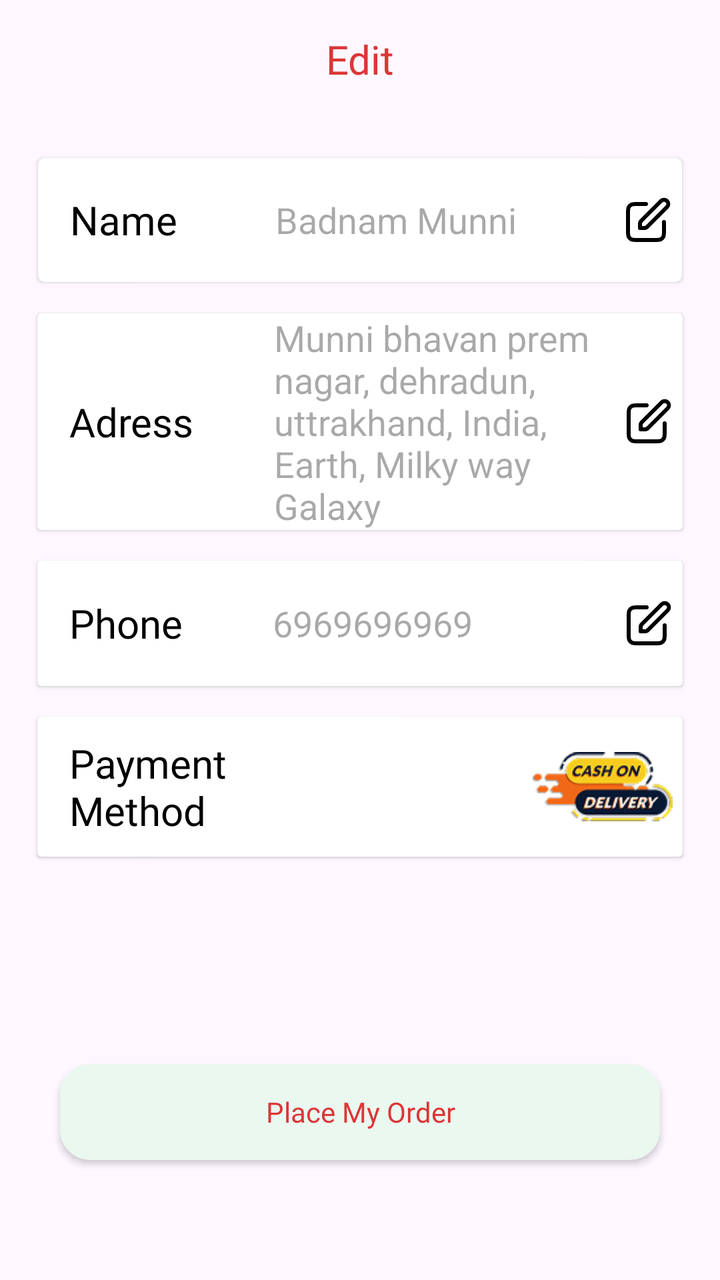
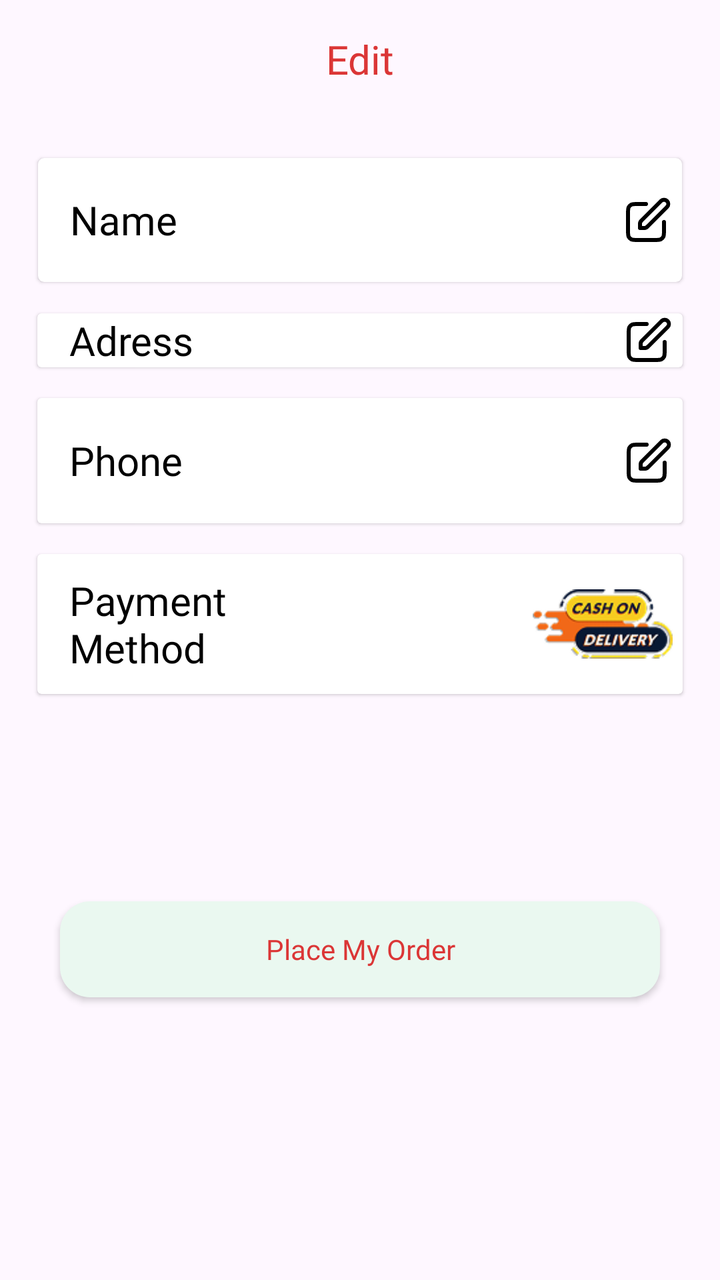

Two renders of the same Android screen: before a commit and after it. Below are the layout's source before the change and the commit's diff.
<!-- AndroidManifest.xml: application theme Theme.NukkadEats -->
<!-- res/layout/activity_cart_proceed.xml -->
<?xml version="1.0" encoding="utf-8"?>
<androidx.constraintlayout.widget.ConstraintLayout xmlns:android="http://schemas.android.com/apk/res/android"
    xmlns:app="http://schemas.android.com/apk/res-auto"
    xmlns:tools="http://schemas.android.com/tools"
    android:id="@+id/main"
    android:layout_width="match_parent"
    android:layout_height="match_parent"
    tools:context=".CartProceed">

    <TextView
        android:id="@+id/textView18"
        android:layout_width="wrap_content"
        android:layout_height="wrap_content"
        android:layout_gravity="center"
        android:layout_marginTop="16dp"
        android:fontFamily="@font/yeon_sung"
        android:text="Edit"
        android:textColor="@color/reddish"
        android:textSize="20dp"
        app:layout_constraintEnd_toEndOf="parent"
        app:layout_constraintStart_toStartOf="parent"
        app:layout_constraintTop_toTopOf="parent" />

    <LinearLayout
        android:id="@+id/linearLayout"
        android:layout_width="match_parent"
        android:layout_height="0dp"
        android:layout_marginTop="16dp"
        android:orientation="vertical"
        app:layout_constraintBottom_toBottomOf="parent"
        app:layout_constraintTop_toBottomOf="@+id/textView18"
        tools:layout_editor_absoluteX="0dp">

        <androidx.cardview.widget.CardView
            android:layout_width="match_parent"
            android:layout_height="70dp"
            android:layout_marginLeft="16dp"
            android:layout_marginTop="16dp"
            android:layout_marginRight="16dp"
            app:cardCornerRadius="3dp"
            app:cardElevation="1dp"
            app:cardUseCompatPadding="true">

            <LinearLayout
                android:layout_width="match_parent"
                android:layout_height="match_parent"
                android:layout_gravity="center_vertical"
                android:orientation="horizontal"
                android:paddingRight="5dp">

                <TextView
                    android:layout_width="wrap_content"
                    android:layout_height="match_parent"
                    android:layout_marginStart="16dp"
                    android:fontFamily="@font/yeon_sung"
                    android:gravity="center_vertical"
                    android:text="Name"
                    android:textColor="@color/black"
                    android:textSize="20sp" />

                <EditText
                    android:id="@+id/nameEditText"
                    android:layout_width="wrap_content"
                    android:layout_height="match_parent"
                    android:layout_marginLeft="49dp"
                    android:layout_weight="1"
                    android:background="@null"
                    android:drawableEnd="@drawable/edit_icon"
                    android:gravity="start|center_vertical"
                    android:hint="Badnam Munni"
                    android:text="" />

            </LinearLayout>


        </androidx.cardview.widget.CardView>

        <androidx.cardview.widget.CardView
            android:layout_width="match_parent"
            android:layout_height="wrap_content"
            android:layout_marginLeft="16dp"
            android:layout_marginTop="8dp"
            android:layout_marginRight="16dp"
            app:cardElevation="1dp"
            app:cardUseCompatPadding="true">

            <LinearLayout
                android:layout_width="match_parent"
                android:layout_height="wrap_content"
                android:layout_gravity="center_vertical"
                android:orientation="horizontal"
                android:paddingRight="5dp"
                app:cardCornerRadius="3dp">

                <TextView
                    android:layout_width="wrap_content"
                    android:layout_height="match_parent"
                    android:layout_marginStart="16dp"
                    android:fontFamily="@font/yeon_sung"
                    android:gravity="center_vertical"
                    android:text="Adress"
                    android:textColor="@color/black"
                    android:textSize="20sp" />

                <EditText
                    android:id="@+id/addressEditText"
                    android:layout_width="match_parent"
                    android:layout_height="match_parent"
                    android:layout_marginLeft="40dp"
                    android:layout_weight="1"
                    android:background="@null"
                    android:drawableEnd="@drawable/edit_icon"
                    android:gravity="start|center"
                    android:hint="Munni bhavan prem nagar, dehradun, uttrakhand, India, Earth, Milky way Galaxy" />

            </LinearLayout>


        </androidx.cardview.widget.CardView>

        <androidx.cardview.widget.CardView
            android:layout_width="match_parent"
            android:layout_height="70dp"
            android:layout_marginLeft="16dp"
            android:layout_marginTop="8dp"
            android:layout_marginRight="16dp"
            app:cardElevation="1dp"
            app:cardUseCompatPadding="true">

            <LinearLayout
                android:layout_width="match_parent"
                android:layout_height="match_parent"
                android:layout_gravity="center_vertical"
                android:orientation="horizontal"
                android:paddingRight="5dp"
                app:cardCornerRadius="3dp">

                <TextView
                    android:layout_width="wrap_content"
                    android:layout_height="match_parent"
                    android:layout_marginStart="16dp"
                    android:fontFamily="@font/yeon_sung"
                    android:gravity="center_vertical"
                    android:text="Phone"
                    android:textColor="@color/black"
                    android:textSize="20sp" />

                <EditText
                    android:id="@+id/phoneEditText"
                    android:layout_width="0dp"
                    android:layout_height="match_parent"
                    android:layout_marginLeft="45dp"
                    android:layout_weight="1"
                    android:background="@null"
                    android:drawableEnd="@drawable/edit_icon"
                    android:gravity="start|center_vertical"
                    android:hint="6969696969"
                    android:inputType="phone"
                    android:maxLength="10" />

            </LinearLayout>


        </androidx.cardview.widget.CardView>

        <androidx.cardview.widget.CardView
            android:layout_width="match_parent"
            android:layout_height="wrap_content"
            android:layout_marginLeft="16dp"
            android:layout_marginTop="8dp"
            android:layout_marginRight="16dp"
            app:cardElevation="1dp"
            app:cardUseCompatPadding="true">

            <LinearLayout
                android:layout_width="match_parent"
                android:layout_height="match_parent"
                android:layout_gravity="center_vertical"
                android:orientation="horizontal"
                android:paddingRight="5dp"
                app:cardCornerRadius="3dp">

                <TextView
                    android:id="@+id/passwordEditText"
                    android:layout_width="wrap_content"
                    android:layout_height="wrap_content"
                    android:layout_gravity="start|center_vertical"
                    android:layout_marginLeft="16dp"
                    android:layout_weight="1"
                    android:background="@null"
                    android:fontFamily="@font/yeon_sung"
                    android:text="@string/payment_method"
                    android:textColor="@color/black"
                    android:textSize="20sp" />

                <ImageView
                    android:layout_width="70dp"
                    android:layout_height="70dp"
                    android:layout_marginStart="8dp"
                    android:src="@drawable/cashondelivery_1">


                </ImageView>

            </LinearLayout>


        </androidx.cardview.widget.CardView>


        <androidx.appcompat.widget.AppCompatButton
            android:id="@+id/placeMyOrder"

            android:layout_width="300dp"
            android:layout_height="wrap_content"
            android:layout_gravity="center"
            android:layout_marginLeft="16dp"
            android:layout_marginTop="100dp"
            android:layout_marginRight="16dp"
            android:background="@drawable/whitebutton"
            android:backgroundTint="#EAF8F0"
            android:elevation="20dp"
            android:fontFamily="@font/yeon_sung"
            android:text="Place My Order"
            android:textAllCaps="false"
            android:textColor="@color/reddish" />

    </LinearLayout>


</androidx.constraintlayout.widget.ConstraintLayout>
<!-- resources referenced by this layout -->
<resources>
  <color name="black">#FF000000</color>
  <color name="reddish">#DB3636</color>"&gt;
  <!-- drawable cashondelivery_1: png bitmap (drawable, 9219 bytes) -->
  <!-- drawable edit_icon (drawable) -->
  <vector xmlns:android="http://schemas.android.com/apk/res/android"
      android:width="24dp"
      android:height="24dp"
      android:viewportWidth="24"
      android:viewportHeight="24">
    <path
        android:pathData="M11,4H6.8C5.12,4 4.28,4 3.638,4.327C3.074,4.615 2.615,5.074 2.327,5.638C2,6.28 2,7.12 2,8.8V17.2C2,18.88 2,19.72 2.327,20.362C2.615,20.926 3.074,21.385 3.638,21.673C4.28,22 5.12,22 6.8,22H15.2C16.88,22 17.72,22 18.362,21.673C18.927,21.385 19.385,20.926 19.673,20.362C20,19.72 20,18.88 20,17.2V13M8,16H9.675C10.164,16 10.408,16 10.639,15.945C10.842,15.896 11.038,15.815 11.217,15.705C11.418,15.582 11.591,15.409 11.937,15.063L21.5,5.5C22.328,4.672 22.328,3.328 21.5,2.5C20.672,1.672 19.328,1.672 18.5,2.5L8.937,12.063C8.591,12.409 8.418,12.582 8.295,12.783C8.185,12.962 8.104,13.157 8.055,13.361C8,13.592 8,13.836 8,14.325V16Z"
        android:strokeLineJoin="round"
        android:strokeWidth="2"
        android:fillColor="#00000000"
        android:strokeColor="#000000"
        android:strokeLineCap="round"/>
  </vector>
  <!-- drawable whitebutton (drawable) -->
  <?xml version="1.0" encoding="utf-8"?>
  <shape xmlns:android="http://schemas.android.com/apk/res/android">
      <solid android:color="@color/white"/>
      <corners android:radius="15dp"/>
  
  </shape>
  <string name="payment_method">Payment\nMethod</string>
  <style name="Theme.NukkadEats" parent="Base.Theme.NukkadEats" />
  <color name="white">#FFFFFFFF</color>
  <style name="Base.Theme.NukkadEats" parent="Theme.Material3.DayNight.NoActionBar">
          
          
  
          <item name="android:statusBarColor">#FAF4FB</item>
          <item name="android:windowLightStatusBar">true</item>
  
      </style>
</resources>

<!-- the commit's change to res/layout/activity_cart_proceed.xml (unified diff, before → after) -->
@@ -67,7 +67,7 @@
                     android:background="@null"
                     android:drawableEnd="@drawable/edit_icon"
                     android:gravity="start|center_vertical"
-                    android:hint="Badnam Munni"
+                    android:hint=""
                     android:text="" />
 
             </LinearLayout>
@@ -111,7 +111,7 @@
                     android:background="@null"
                     android:drawableEnd="@drawable/edit_icon"
                     android:gravity="start|center"
-                    android:hint="Munni bhavan prem nagar, dehradun, uttrakhand, India, Earth, Milky way Galaxy" />
+                    android:hint="" />
 
             </LinearLayout>
 
@@ -154,7 +154,7 @@
                     android:background="@null"
                     android:drawableEnd="@drawable/edit_icon"
                     android:gravity="start|center_vertical"
-                    android:hint="6969696969"
+                    android:hint=""
                     android:inputType="phone"
                     android:maxLength="10" />
 
